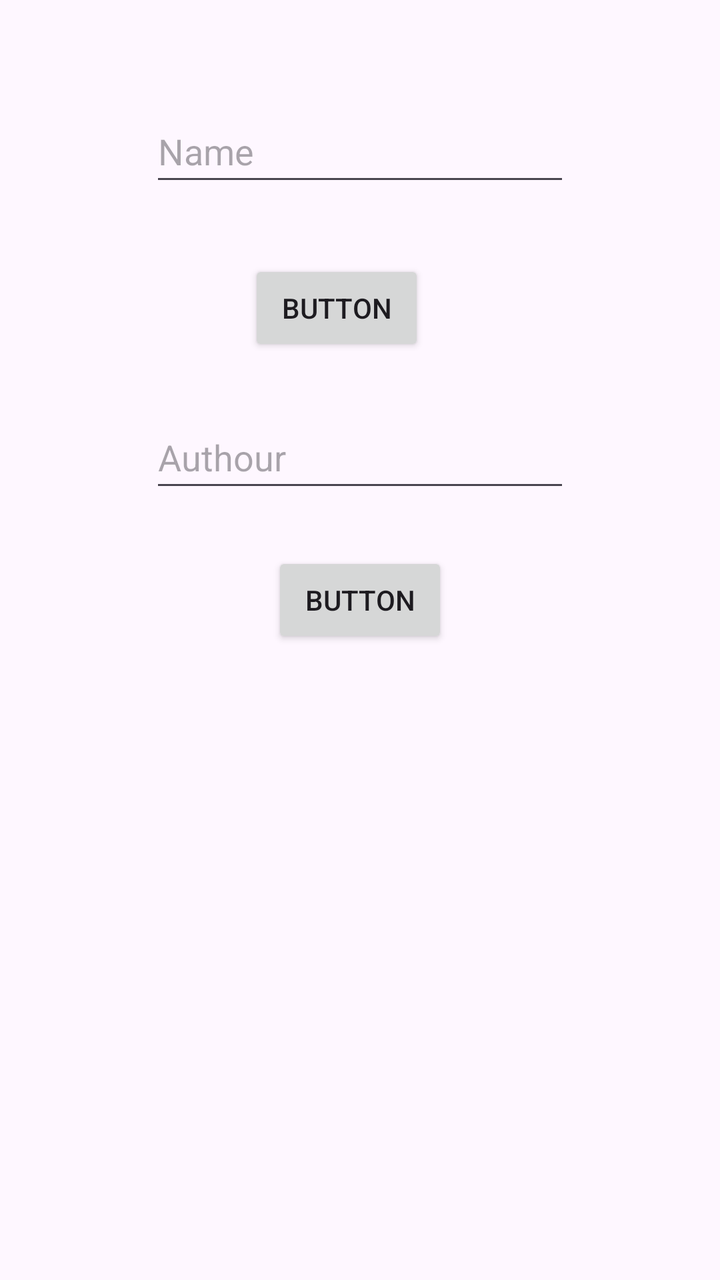
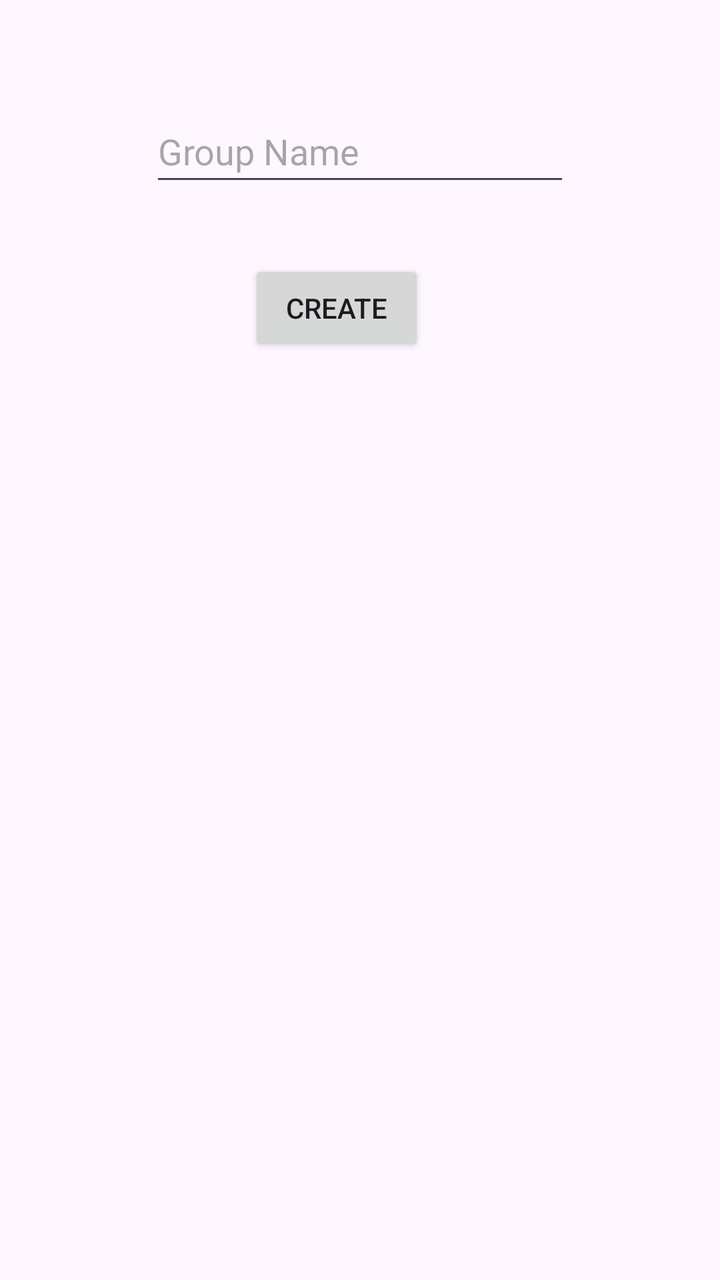

The first picture is an Android layout as it rendered before a commit; the second is the same layout after the commit. The layout source and the unified diff follow.
<!-- AndroidManifest.xml: application theme Theme.Demo -->
<!-- res/layout/add_groups.xml -->
<?xml version="1.0" encoding="utf-8"?>
<androidx.constraintlayout.widget.ConstraintLayout xmlns:android="http://schemas.android.com/apk/res/android"
    xmlns:app="http://schemas.android.com/apk/res-auto"
    xmlns:tools="http://schemas.android.com/tools"
    android:id="@+id/main"
    android:layout_width="match_parent"
    android:layout_height="match_parent"
    tools:context=".AddGroups">

    <EditText
        android:id="@+id/et1"
        android:layout_width="wrap_content"
        android:layout_height="48dp"
        android:layout_marginTop="50dp"
        android:ems="10"
        android:hint="Name"
        android:inputType="text"
        app:layout_constraintEnd_toEndOf="parent"
        app:layout_constraintStart_toStartOf="parent"
        app:layout_constraintTop_toTopOf="parent" />

    <EditText
        android:id="@+id/et2"
        android:layout_width="wrap_content"
        android:layout_marginTop="25dp"
        app:layout_constraintStart_toStartOf="parent"
        app:layout_constraintEnd_toEndOf="parent"
        android:layout_height="48dp"
        android:ems="10"
        android:hint="Authour"
        app:layout_constraintTop_toBottomOf="@+id/bt1"
        android:inputType="text"
        tools:layout_editor_absoluteX="88dp"
        tools:layout_editor_absoluteY="306dp" />

    <Button
        android:id="@+id/bt1"
        android:layout_width="wrap_content"
        android:layout_height="wrap_content"
        android:layout_marginTop="32dp"
        android:text="Button"
        app:layout_constraintEnd_toEndOf="parent"
        app:layout_constraintHorizontal_bias="0.457"
        app:layout_constraintStart_toStartOf="parent"
        app:layout_constraintTop_toBottomOf="@+id/et1" />

    <Button
        android:id="@+id/bt2"
        android:layout_width="wrap_content"
        android:layout_height="wrap_content"
        android:text="Button"
        android:layout_marginTop="25dp"
        app:layout_constraintStart_toStartOf="parent"
        app:layout_constraintEnd_toEndOf="parent"
        app:layout_constraintTop_toBottomOf="@+id/et2"
        tools:layout_editor_absoluteX="126dp"
        tools:layout_editor_absoluteY="354dp" />
</androidx.constraintlayout.widget.ConstraintLayout>
<!-- resources referenced by this layout -->
<resources>
  <style name="Theme.Demo" parent="Base.Theme.Demo" />
  <style name="Base.Theme.Demo" parent="Theme.Material3.DayNight.NoActionBar">
          
          
      </style>
</resources>

<!-- the commit's change to res/layout/add_groups.xml (unified diff, before → after) -->
@@ -13,46 +13,23 @@
         android:layout_height="48dp"
         android:layout_marginTop="50dp"
         android:ems="10"
-        android:hint="Name"
+        android:hint="Group Name"
         android:inputType="text"
         app:layout_constraintEnd_toEndOf="parent"
         app:layout_constraintStart_toStartOf="parent"
         app:layout_constraintTop_toTopOf="parent" />
 
-    <EditText
-        android:id="@+id/et2"
-        android:layout_width="wrap_content"
-        android:layout_marginTop="25dp"
-        app:layout_constraintStart_toStartOf="parent"
-        app:layout_constraintEnd_toEndOf="parent"
-        android:layout_height="48dp"
-        android:ems="10"
-        android:hint="Authour"
-        app:layout_constraintTop_toBottomOf="@+id/bt1"
-        android:inputType="text"
-        tools:layout_editor_absoluteX="88dp"
-        tools:layout_editor_absoluteY="306dp" />
 
     <Button
         android:id="@+id/bt1"
         android:layout_width="wrap_content"
         android:layout_height="wrap_content"
         android:layout_marginTop="32dp"
-        android:text="Button"
+        android:text="Create"
         app:layout_constraintEnd_toEndOf="parent"
         app:layout_constraintHorizontal_bias="0.457"
         app:layout_constraintStart_toStartOf="parent"
         app:layout_constraintTop_toBottomOf="@+id/et1" />
 
-    <Button
-        android:id="@+id/bt2"
-        android:layout_width="wrap_content"
-        android:layout_height="wrap_content"
-        android:text="Button"
-        android:layout_marginTop="25dp"
-        app:layout_constraintStart_toStartOf="parent"
-        app:layout_constraintEnd_toEndOf="parent"
-        app:layout_constraintTop_toBottomOf="@+id/et2"
-        tools:layout_editor_absoluteX="126dp"
-        tools:layout_editor_absoluteY="354dp" />
+
 </androidx.constraintlayout.widget.ConstraintLayout>
